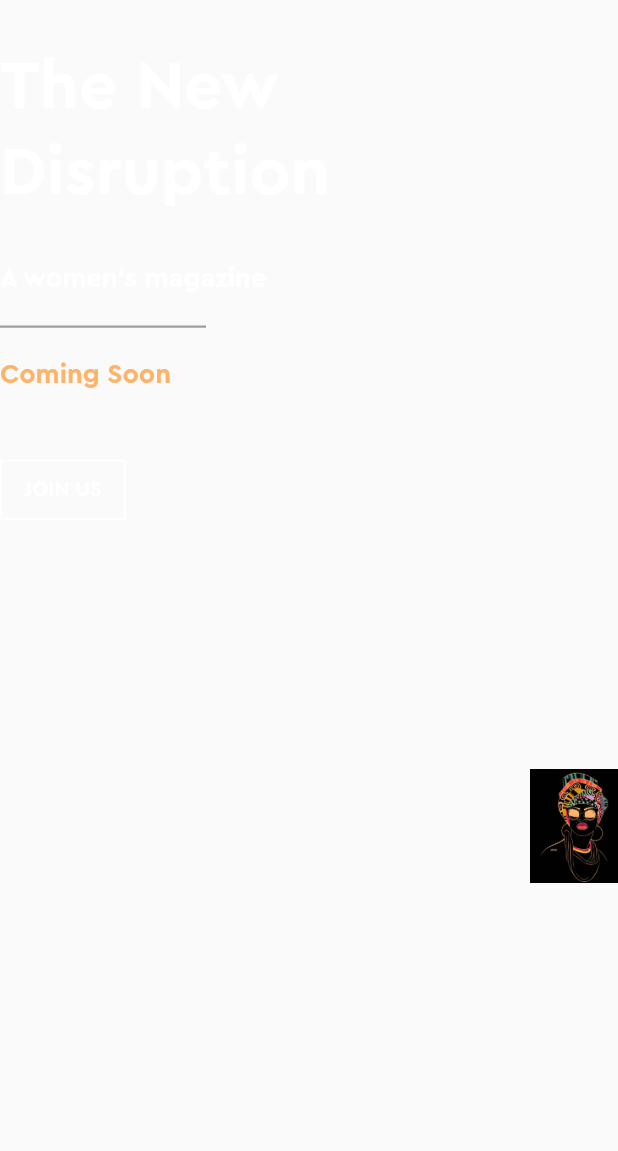
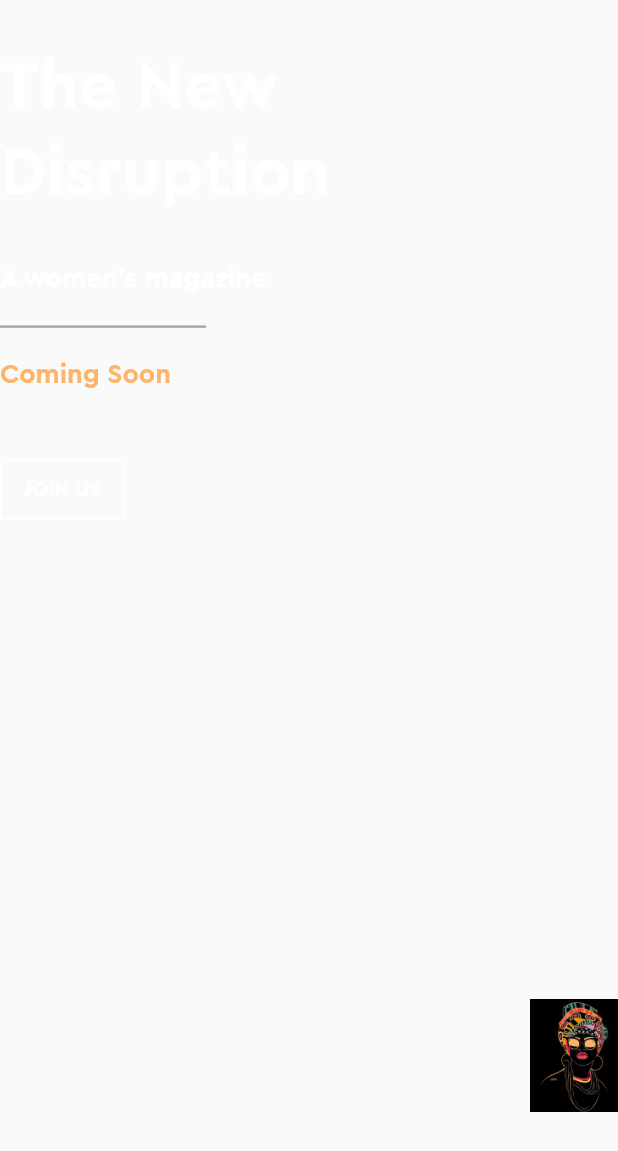
Before and after one commit to Othniel16/dortmund, a Flutter app: the RightWidget widget shown alone on an empty page, opened directly, on a phone screen of 412 x 824 dp. Shown: the top 1151 px of the screen. Run offline on Flutter 3.47's test engine with Material 2 defaults, Android fonts, the phone set to English and light mode, and no system bars; our stand-ins replace carousel_slider, dots_indicator, expandable, flutter_bounce, flutter_slider_drawer, term_glyph; statements that could not run were skipped.

Commit message:
🧹 Remove unnecessary widgets

```diff
--- a/lib/pages/the_new_disruption/the_new_disruption.dart
+++ b/lib/pages/the_new_disruption/the_new_disruption.dart
@@ -35,11 +35,8 @@ class RightWidget extends StatelessWidget {
 
   @override
   Widget build(BuildContext context) {
-    return Padding(
-      padding: const EdgeInsets.only(right: 0.0),
-      child: SizedBox(
-        height: MediaQuery.of(context).size.height / 1.4,
-        child: Stack(
+    final double screenHeight = MediaQuery.of(context).size.height;
+    return Stack(
       children: [
         Column(
           crossAxisAlignment: CrossAxisAlignment.start,
@@ -83,8 +80,8 @@ class RightWidget extends StatelessWidget {
                       horizontal: 15.0,
                       vertical: 10.0,
                     ),
-                        decoration: BoxDecoration(
-                            border: Border.all(color: Colors.white)),
+                    decoration:
+                        BoxDecoration(border: Border.all(color: Colors.white)),
                     child: Text(
                       joinUs,
                       style: const TextStyle(
@@ -93,8 +90,7 @@ class RightWidget extends StatelessWidget {
                     ),
                   ),
                   onTap: () {
-                        pageProvider
-                            .togglePageIndex(pageProvider.currentPage + 1);
+                    pageProvider.togglePageIndex(pageProvider.currentPage + 1);
                     carouselController.animateToPage(
                       pageProvider.currentPage,
                       curve: Curves.linear,
@@ -107,7 +103,7 @@ class RightWidget extends StatelessWidget {
         ),
         Positioned(
           right: 0.0,
-              bottom: 0.0,
+          bottom: screenHeight / 10,
           child: ConstrainedBox(
             constraints: BoxConstraints(
               maxWidth: MediaQuery.of(context).size.width / 7,
@@ -117,8 +113,6 @@ class RightWidget extends StatelessWidget {
           ),
         ),
       ],
-        ),
-      ),
     );
   }
 }
```
Lines whose indentation alone changed are shown as unchanged.
